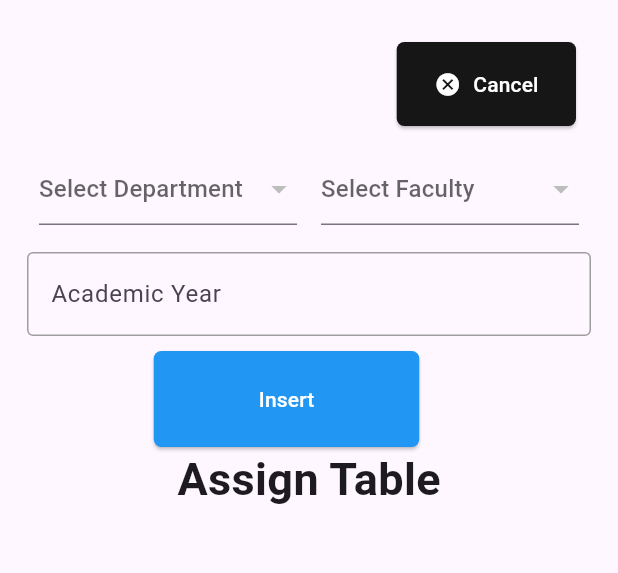
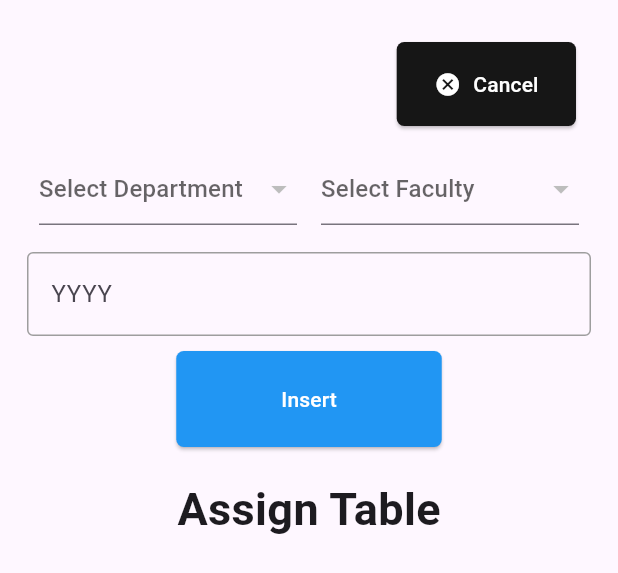
Before and after one commit to reformedbrush/NSync_SourceCode, a Flutter app: the AssignClass1 widget shown alone on an empty page, opened directly, after a tap on "Assign Class", after a tap on "Insert", on a phone screen of 412 x 824 dp. Shown: the top 573 px of the screen. Run offline on Flutter 3.47's test engine with Material 3 defaults, Android fonts, the phone set to English and light mode, and no system bars; our stand-ins replace cherry_toast, file_picker, firebase_core, supabase_flutter; accounts and stored records are empty; network calls fail.

Commit message:
assign insert()

```diff
--- a/Project/nsync_admin/lib/screen/assign_class.dart
+++ b/Project/nsync_admin/lib/screen/assign_class.dart
@@ -50,6 +50,33 @@ class _AssignClass1State extends State<AssignClass1>
       }
     } catch (e) {
       print("ERROR FETCHING FACULTY: $e");
+    }
+  }
+
+  //insert
+
+  Future<void> insertClass() async {
+    try {
+      String YYYY = _acdyearController.text;
+      await supabase.from('tbl_assign').insert({
+        'academic_year': YYYY,
+        'department_id': selectedDept,
+        'faculty_id': selectedFac
+      });
+      ScaffoldMessenger.of(context).showSnackBar(const SnackBar(
+        content: Text(
+          "Class Assigned Sucessfully",
+          style: TextStyle(color: Colors.white),
+        ),
+        backgroundColor: Colors.green,
+      ));
+      _acdyearController.clear();
+      setState(() {
+        selectedDept = null;
+        selectedFac = null;
+      });
+    } catch (e) {
+      print("ERROR INSERTING ASSIGN DATA: $e");
     }
   }
 
@@ -155,7 +182,7 @@ class _AssignClass1State extends State<AssignClass1>
                                 child: TextFormField(
                               controller: _acdyearController,
                               decoration: InputDecoration(
-                                  hintText: "Academic Year",
+                                  hintText: "YYYY",
                                   enabledBorder: OutlineInputBorder(
                                       borderSide:
                                           BorderSide(color: Colors.grey)),
@@ -180,19 +207,21 @@ class _AssignClass1State extends State<AssignClass1>
                                     shape: RoundedRectangleBorder(
                                         borderRadius:
                                             BorderRadius.circular(5))),
-                                onPressed: () {},
+                                onPressed: () {
+                                  insertClass();
+                                },
                                 child: Text(
                                   "Insert",
                                   style: TextStyle(color: Colors.white),
                                 )),
-                            SizedBox(
-                              width: 30,
-                            ),
                           ],
                         )
                       ],
                     ),
                   ),
+          ),
+          SizedBox(
+            height: 20,
           ),
           Container(
             child: Center(
```
